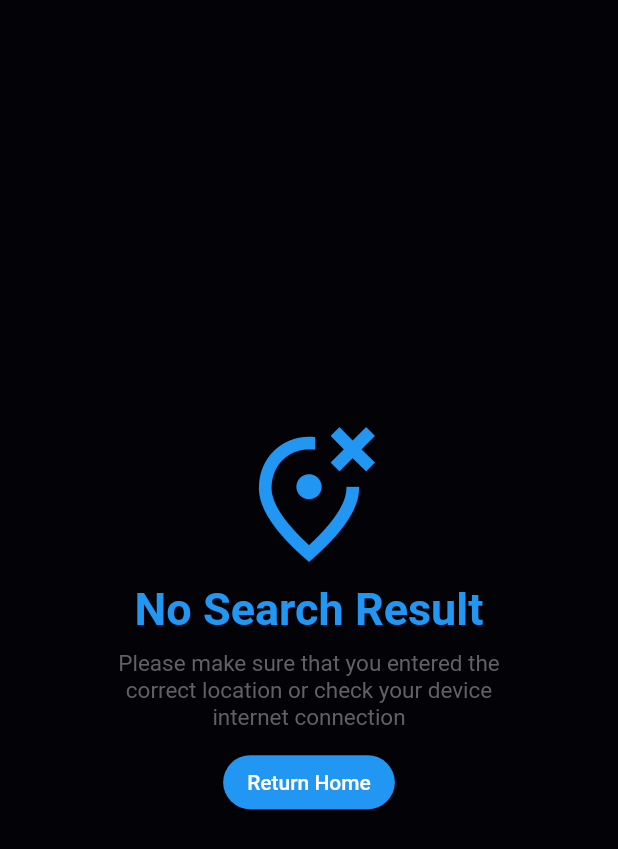
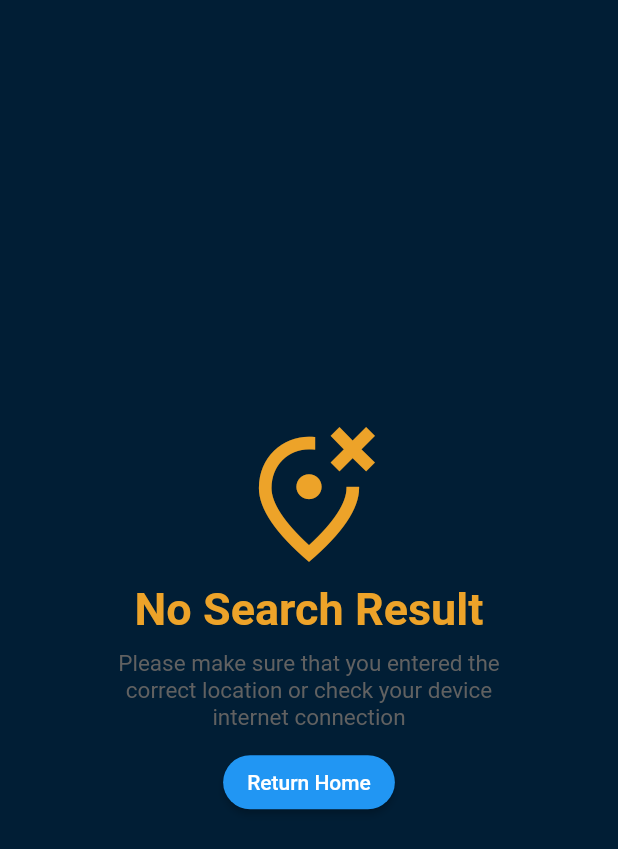
Before and after one commit to 20PW01-Abishek/ClimAssist, a Flutter app: the RequestError widget shown alone on an empty page, opened directly, on a phone screen of 412 x 824 dp. Shown: the top 849 px of the screen. Run offline on Flutter 3.47's test engine with Material 2 defaults, Android fonts, the phone set to English and light mode, and no system bars; our stand-ins replace latlong2, location, lottie, material_design_icons_flutter, smooth_page_indicator; network calls fail.

Commit message:
something under progress

```diff
--- a/clim_assist/lib/constants.dart
+++ b/clim_assist/lib/constants.dart
@@ -1,6 +1,7 @@
 import 'dart:ui';
 import 'package:flutter/material.dart';
 
+//referred net for this
 Color hexToColor(String hex) {
   assert(RegExp(r'^#([0-9a-fA-F]{6})|([0-9a-fA-F]{8})$').hasMatch(hex),
       'hex color must be #rrggbb or #rrggbbaa');
@@ -14,7 +15,7 @@
 class ColorConstants {
   static Color darkScaffoldBackgroundColor = hexToColor('#2F2E2E');
   static Color secondaryAppColor = hexToColor('#5E92F3');
-  static Color primaryColor = hexToColor('#020207');
+  static Color primaryColor = Color.fromARGB(255, 1, 30, 53);
   static Color secondaryColor = hexToColor('#EDA329');
   static Color fontColor = Colors.white;
   static Color secondaryDarkAppColor = Colors.white;
--- a/clim_assist/lib/main.dart
+++ b/clim_assist/lib/main.dart
@@ -24,12 +24,12 @@
         theme: ThemeData(
           appBarTheme: AppBarTheme(
             iconTheme: IconThemeData(
-              color: Colors.blue,
+              color: ColorConstants.secondaryColor,
             ),
             elevation: 0,
           ),
           scaffoldBackgroundColor: ColorConstants.primaryColor,
-          primaryColor: Colors.blue,
+          primaryColor: ColorConstants.secondaryColor,
           visualDensity: VisualDensity.adaptivePlatformDensity,
           colorScheme:
               ColorScheme.fromSwatch().copyWith(secondary: ColorConstants.secondaryColor),
--- a/clim_assist/lib/widgets/searchBar.dart
+++ b/clim_assist/lib/widgets/searchBar.dart
@@ -45,7 +45,7 @@
                 padding: const EdgeInsets.only(left: 10),
                 child: Icon(
                   Icons.search,
-                  color: Colors.blue,
+                  color: ColorConstants.secondaryColor,
                 ),
               ),
               contentPadding: EdgeInsets.only(
--- a/clim_assist/lib/widgets/weatherDetail.dart
+++ b/clim_assist/lib/widgets/weatherDetail.dart
@@ -18,7 +18,7 @@
           children: [
             Icon(
               icon,
-              color: Colors.blue,
+              color: ColorConstants.secondaryColor,
               size: 35,
             ),
             const SizedBox(width: 15.0),
@@ -63,6 +63,7 @@
               style: TextStyle(
                 fontSize: 17,
                 fontWeight: FontWeight.bold,
+                color:ColorConstants.fontColor
               ),
             ),
           ),
--- a/clim_assist/lib/widgets/weatherRequestError.dart
+++ b/clim_assist/lib/widgets/weatherRequestError.dart
@@ -1,3 +1,4 @@
+import 'package:clim_assist/constants.dart';
 import 'package:flutter/material.dart';
 import 'package:clim_assist/provider/weatherProvider.dart';
 import 'package:provider/provider.dart';
@@ -12,14 +13,14 @@
         children: [
           Icon(
             Icons.wrong_location_outlined,
-            color: Colors.blue,
+            color: ColorConstants.secondaryColor,
             size: 100,
           ),
           SizedBox(height: 10),
           Text(
             'No Search Result',
             style: TextStyle(
-              color: Colors.blue,
+              color: ColorConstants.secondaryColor,
               fontSize: 30,
               fontWeight: FontWeight.w700,
             ),
```
Also changed, not shown: clim_assist/lib/widgets/hourlyForecast.dart (+9 -9 lines).
